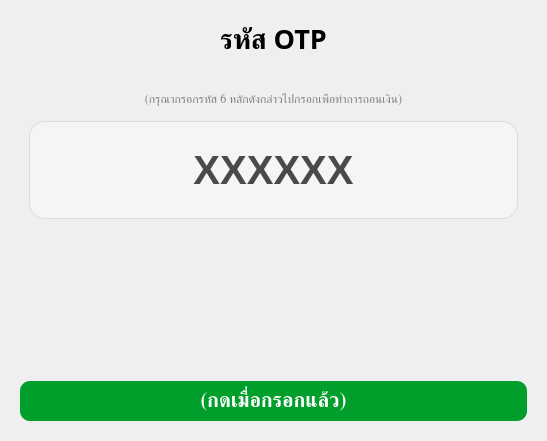
Before: the Qt Designer form confirmwithdrawdialog.ui in khachenchai/bank-simulation-project-app, drawn with Qt 5.
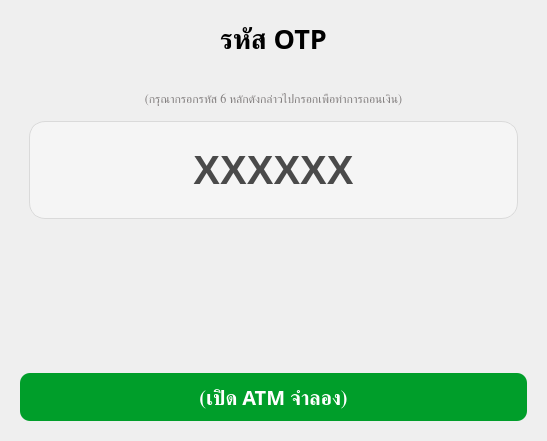
After: the same form once the commit is applied.

The edit to the form file:
```diff
--- a/confirmwithdrawdialog.ui
+++ b/confirmwithdrawdialog.ui
@@ -142,7 +142,7 @@
 </string>
      </property>
      <property name="text">
-      <string>(กดเมื่อกรอกแล้ว)</string>
+      <string>(เปิด ATM จำลอง)</string>
      </property>
     </widget>
    </item>
```
Left out of the diff: 2 changed lines with no effect on the pictures.
